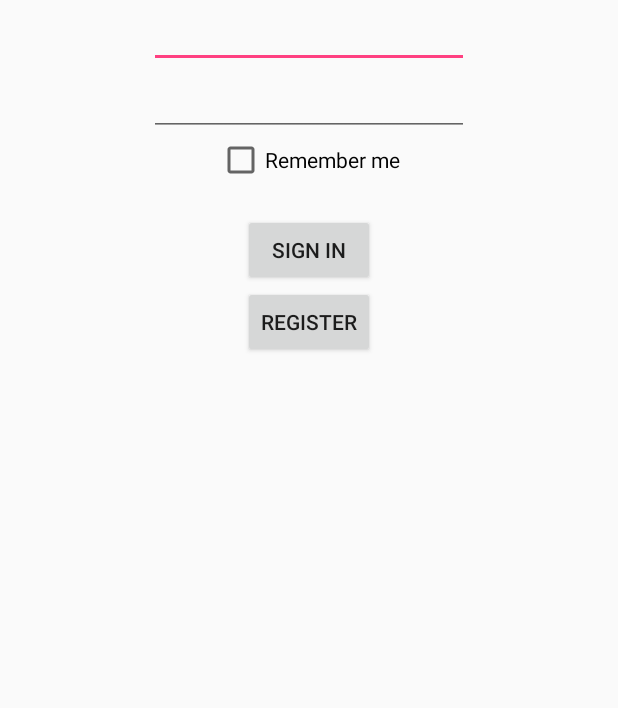
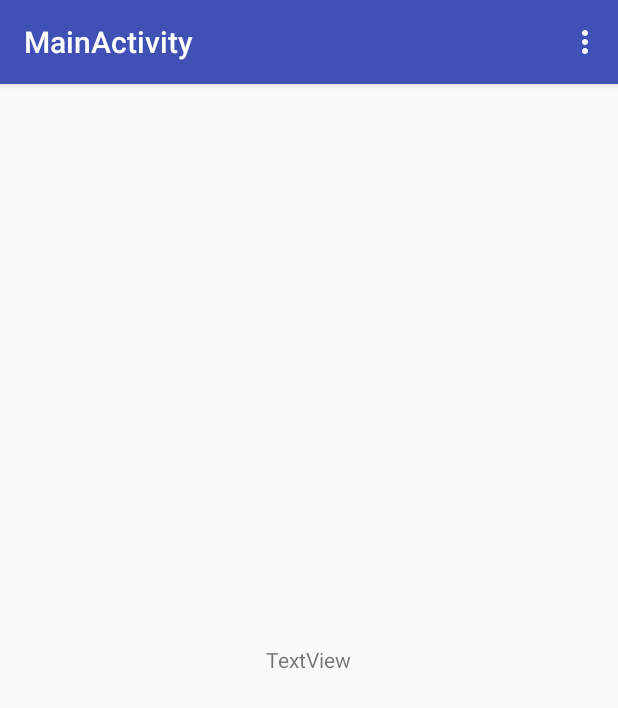
Before and after one commit to SGKhmCs/wBoard-android, an Android app: the screen it shows after launch (MainActivity), on a phone screen of 412 x 824 dp. Shown: the top 708 px of the screen. Run offline under Robolectric (Android 15) with nearby library versions, the phone set to English and light mode, and no system bars.

Commit message:
isAuthenticated

```diff
--- a/src/main/AndroidManifest.xml
+++ b/src/main/AndroidManifest.xml
@@ -15,7 +15,7 @@
         <activity
             android:name=".MainActivity"
             android:label="@string/title_activity_main"
-            android:theme="@style/AppTheme.NoActionBar">
+            android:theme="@style/AppTheme">
             <intent-filter>
                 <action android:name="android.intent.action.MAIN" />
 
--- a/src/main/java/ua/tsisar/wboard/ApiInterface.java
+++ b/src/main/java/ua/tsisar/wboard/ApiInterface.java
@@ -3,6 +3,7 @@ package ua.tsisar.wboard;
 import retrofit2.Call;
 import retrofit2.http.Body;
 import retrofit2.http.GET;
+import retrofit2.http.Header;
 import retrofit2.http.Headers;
 import retrofit2.http.POST;
 import retrofit2.http.Query;
@@ -15,7 +16,14 @@ import retrofit2.http.Query;
 public interface ApiInterface {
     String URL_BASE = "http://192.168.20.102:8080/api/";
 
-    @Headers("Content-Type: application/json")
+    @Headers({
+            "Content-Type: application/json",
+            "Accept: application/json"
+    })
     @POST("authenticate")
-    Call<TokenDTO> authorize(@Body AuthenticateDTO authenticateDTO);
+    Call<Token> authorize(@Body Authenticate authenticate);
+
+    @Headers("Accept: text/plain")
+    @GET("authenticate")
+    Call<String> isAuthenticated(@Header("Authorization") String authorization);
 }
--- a/src/main/java/ua/tsisar/wboard/App.java
+++ b/src/main/java/ua/tsisar/wboard/App.java
@@ -10,6 +10,7 @@ import retrofit2.converter.scalars.ScalarsConverterFactory;
 public class App extends Application {
 
     private static ApiInterface apiInterface;
+    private static Token token;
 
     @Override
     public void onCreate() {
@@ -21,9 +22,19 @@ public class App extends Application {
                 .addConverterFactory(GsonConverterFactory.create())
                 .build();
         apiInterface = retrofit.create(ApiInterface.class); //Создаем объект, при помощи которого будем выполнять запросы
+
+        token = new Token();
     }
 
     public static ApiInterface getApi() {
         return apiInterface;
     }
+
+    public static void setIdToken(String idToken){
+        token.setIdToken(idToken);
+    }
+
+    public static Token getToken(){
+        return token;
+    }
 }
--- a/src/main/java/ua/tsisar/wboard/AuthenticateDTO.java
+++ b/src/main/java/ua/tsisar/wboard/Authenticate.java
@@ -3,7 +3,7 @@ package ua.tsisar.wboard;
 import com.google.gson.annotations.Expose;
 import com.google.gson.annotations.SerializedName;
 
-public class AuthenticateDTO {
+public class Authenticate {
 
     @SerializedName("password")
     @Expose
--- a/src/main/java/ua/tsisar/wboard/MainActivity.java
+++ b/src/main/java/ua/tsisar/wboard/MainActivity.java
@@ -1,63 +1,133 @@
 package ua.tsisar.wboard;
 
+import android.content.SharedPreferences;
 import android.os.Bundle;
 import android.support.v7.app.AppCompatActivity;
-import android.view.View;
-import android.widget.Button;
-import android.widget.CheckBox;
-import android.widget.EditText;
+import android.util.Log;
+import android.view.Menu;
+import android.view.MenuItem;
+import android.widget.TextView;
 
 import retrofit2.Call;
 import retrofit2.Callback;
 import retrofit2.Response;
 
-public class MainActivity extends AppCompatActivity {
+public class MainActivity extends AppCompatActivity implements AuthenticateDialog.ICredentialsDialogListener {
 
-    private EditText login;
-    private EditText password;
-    private Button signIn;
-    private Button register;
-    private CheckBox rememberMe;
+    private final String TAG = "myLogs";
+    private final String TOKEN = "token";
+
+    private TextView textView;
 
     @Override
     protected void onCreate(Bundle savedInstanceState) {
         super.onCreate(savedInstanceState);
         setContentView(R.layout.activity_main);
 
-        login = (EditText) findViewById(R.id.login);
-        password = (EditText) findViewById(R.id.password);
-        signIn = (Button) findViewById(R.id.signIn);
-        register = (Button) findViewById(R.id.register);
-        rememberMe = (CheckBox) findViewById(R.id.rememberMe);
+        textView = (TextView) findViewById(R.id.textView);
 
-        signIn.setOnClickListener(new View.OnClickListener() {
-            @Override
-            public void onClick(View v) {
-                postAuthenticate(login.getText().toString(),
-                        password.getText().toString(), rememberMe.isChecked());
-            }
-        });
+        App.setIdToken(loadIdToken());
+        isAuthenticated();
     }
 
-    private void postAuthenticate(String stringUsername,
-                                  String stringPassword, boolean booleanRememberMe){
-        AuthenticateDTO authenticate = new AuthenticateDTO();
+    @Override
+    protected void onDestroy(){
+        super.onDestroy();
+    }
+
+    @Override
+    public boolean onCreateOptionsMenu(Menu menu) {
+        getMenuInflater().inflate(R.menu.menu_main, menu);
+        return true;
+    }
+
+    @Override
+    public boolean onOptionsItemSelected(MenuItem item) {
+        switch (item.getItemId()) {
+            case R.id.menu_authorize:
+                showCredentialsDialog();
+                return true;
+        }
+        return super.onOptionsItemSelected(item);
+    }
+
+    private void showCredentialsDialog() {
+        AuthenticateDialog dialog = new AuthenticateDialog();
+        Bundle arguments = new Bundle();
+        dialog.setArguments(arguments);
+
+        dialog.show(getSupportFragmentManager(), "authenticateDialog");
+    }
+
+    @Override
+    public void onDialogPositiveClick(String username, String password, boolean rememberMe) {
+        authorize(username, password, rememberMe);
+    }
+
+    //TODO перенести в діалог, відпрацювати помилку авторизації, з діалогу повертати токен, перейменувати діалог
+    private void authorize(String stringUsername,
+                           String stringPassword, final boolean booleanRememberMe){
+        Authenticate authenticate = new Authenticate();
         authenticate.setUsername(stringUsername);
         authenticate.setPassword(stringPassword);
         authenticate.setRememberMe(booleanRememberMe);
 
-        Call<TokenDTO> tokenCall = App.getApi().authorize(authenticate);
-        tokenCall.enqueue(new Callback<TokenDTO>() {
+        Call<Token> tokenCall = App.getApi().authorize(authenticate);
+        tokenCall.enqueue(new Callback<Token>() {
             @Override
-            public void onResponse(Call<TokenDTO> call, Response<TokenDTO> response) {
+            public void onResponse(Call<Token> call, Response<Token> response) {
+
+                //-----------------------TEST------------------------//
                 String string = response.toString();
-                TokenDTO tokenDTO = response.body();
+                Log.d(TAG, "Response: " + response.isSuccessful());
+                if(response.isSuccessful()) {
+                    String idToken = response.body().getIdToken();
+                    App.setIdToken(idToken);
+
+                    Log.d(TAG, "Token: " + idToken);
+                }
+                //---------------------------------------------------//
             }
 
             @Override
-            public void onFailure(Call<TokenDTO> call, Throwable throwable) {
+            public void onFailure(Call<Token> call, Throwable throwable) {
 
             }
         });
+        if(booleanRememberMe) {
+            saveIdToken(App.getToken().getIdToken());
+        }
     }
+
+    private void isAuthenticated(){
+        Call<String> stringCall = App.getApi().isAuthenticated(App.getToken().getIdTokenEx());
+        stringCall.enqueue(new Callback<String>() {
+            @Override
+            public void onResponse(Call<String> call, Response<String> response) {
+                //-----------------------TEST------------------------//
+                String login = response.body();
+                Log.d(TAG, "Login: " + login);
+                textView.setText("Hi " + login + "!");
+                //---------------------------------------------------//
+            }
+
+            @Override
+            public void onFailure(Call<String> call, Throwable throwable) {
+
+            }
+        });
+
+    }
+    private void saveIdToken(String idToken) {
+        SharedPreferences sharedPreferences = getPreferences(MODE_PRIVATE);
+        SharedPreferences.Editor editor = sharedPreferences.edit();
+        editor.putString(TOKEN, idToken);
+        editor.apply();
+    }
+
+    private String loadIdToken() {
+        SharedPreferences sharedPreferences = getPreferences(MODE_PRIVATE);
+        return sharedPreferences.getString(TOKEN, "");
+    }
+
 }
--- a/src/main/java/ua/tsisar/wboard/TokenDTO.java
+++ b/src/main/java/ua/tsisar/wboard/Token.java
@@ -3,7 +3,7 @@ package ua.tsisar.wboard;
 import com.google.gson.annotations.Expose;
 import com.google.gson.annotations.SerializedName;
 
-public class TokenDTO {
+public class Token {
 
     @SerializedName("id_token")
     @Expose
@@ -13,6 +13,10 @@ public class TokenDTO {
         return idToken;
     }
 
+    public String getIdTokenEx(){
+        return "Bearer " + idToken;
+    }
+
     public void setIdToken(String idToken) {
         this.idToken = idToken;
     }
--- a/src/main/res/layout/content_main.xml
+++ b/src/main/res/layout/content_main.xml
@@ -10,48 +10,11 @@
     tools:showIn="@layout/activity_main">
 
 
-    <EditText
-        android:id="@+id/login"
+    <TextView
+        android:id="@+id/textView"
         android:layout_width="wrap_content"
         android:layout_height="wrap_content"
-        android:layout_alignParentTop="true"
         android:layout_centerHorizontal="true"
-        android:ems="10"
-        android:inputType="textPersonName" />
-
-    <EditText
-        android:id="@+id/password"
-        android:layout_width="wrap_content"
-        android:layout_height="wrap_content"
-        android:layout_below="@+id/login"
-        android:layout_centerHorizontal="true"
-        android:ems="10"
-        android:inputType="textPassword" />
-
-    <CheckBox
-        android:id="@+id/rememberMe"
-        android:layout_width="wrap_content"
-        android:layout_height="wrap_content"
-        android:layout_below="@+id/password"
-        android:layout_centerHorizontal="true"
-        android:text="Remember me" />
-
-    <Button
-        android:id="@+id/signIn"
-        android:layout_width="wrap_content"
-        android:layout_height="wrap_content"
-        android:text="Sign in"
-        android:layout_below="@+id/rememberMe"
-        android:layout_centerHorizontal="true"
-        android:layout_marginTop="20dp" />
-
-    <Button
-        android:id="@+id/register"
-        android:layout_width="wrap_content"
-        android:layout_height="wrap_content"
-        android:text="Register"
-        android:layout_below="@+id/signIn"
-        android:layout_alignLeft="@+id/signIn"
-        android:layout_alignStart="@+id/signIn" />
-
+        android:layout_centerVertical="true"
+        android:text="TextView" />
 </RelativeLayout>
--- /dev/null
+++ b/src/main/res/menu/menu_main.xml
@@ -0,0 +1,5 @@
+<?xml version="1.0" encoding="utf-8"?>
+<menu xmlns:android="http://schemas.android.com/apk/res/android">
+    <item android:id="@+id/menu_authorize"
+        android:title="Sign In"/>
+</menu>
--- a/src/main/res/values/styles.xml
+++ b/src/main/res/values/styles.xml
@@ -8,13 +8,4 @@
         <item name="colorAccent">@color/colorAccent</item>
     </style>
 
-    <style name="AppTheme.NoActionBar">
-        <item name="windowActionBar">false</item>
-        <item name="windowNoTitle">true</item>
-    </style>
-
-    <style name="AppTheme.AppBarOverlay" parent="ThemeOverlay.AppCompat.Dark.ActionBar" />
-
-    <style name="AppTheme.PopupOverlay" parent="ThemeOverlay.AppCompat.Light" />
-
 </resources>
```
Also changed, not shown: src/main/java/ua/tsisar/wboard/AuthenticateDialog.java (added, +58 -0 lines), src/main/res/layout/dialog_authenticate.xml (added, +76 -0 lines), src/main/res/values/strings.xml (+0 -13 lines).
